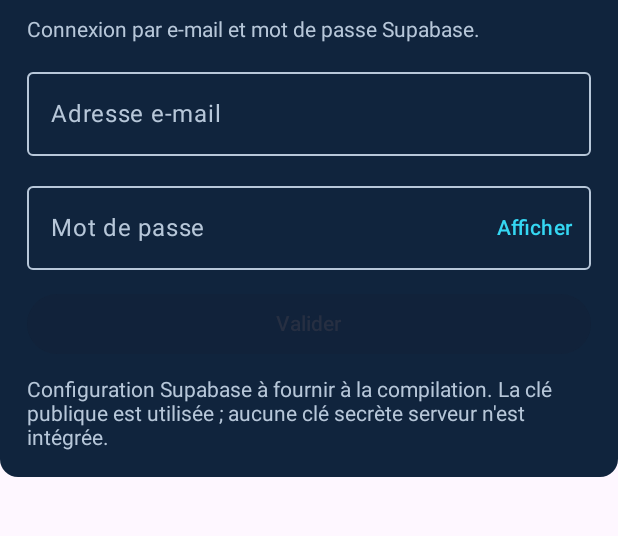
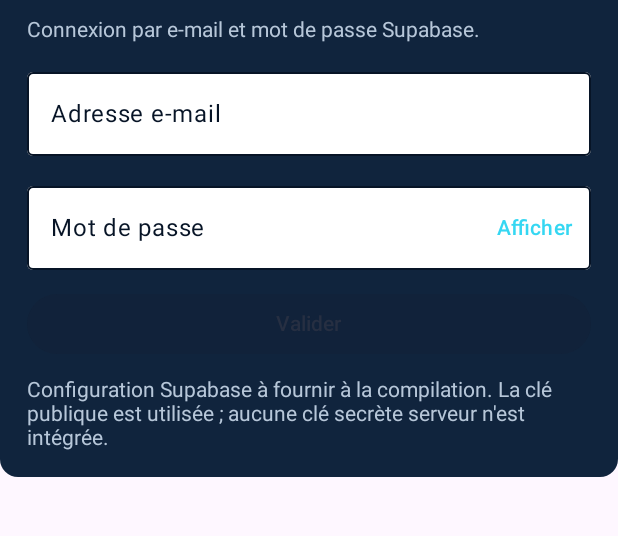
Before and after one commit to 1826Sow/Sowia, an Android app built with Jetpack Compose: the composable AccountPanel shown on its own in the app's theme, on a phone screen of 412 x 824 dp, the part 51-587 px from its top. Run offline under Robolectric (Android 15) with nearby library versions, the phone set to English and light mode, and no system bars.

Commit message:
Improve login email and password field contrast

```diff
--- a/android/app/src/main/java/com/sowkeys/sowia/MainActivity.kt
+++ b/android/app/src/main/java/com/sowkeys/sowia/MainActivity.kt
@@ -272,14 +272,16 @@ private fun AccountPanel() {
                     label = { Text("Adresse e-mail") },
                     singleLine = true,
                     keyboardOptions = KeyboardOptions(keyboardType = KeyboardType.Email),
-                    textStyle = MaterialTheme.typography.bodyLarge.copy(color = Color.White),
+                    textStyle = MaterialTheme.typography.bodyLarge.copy(color = Navy),
                     colors = OutlinedTextFieldDefaults.colors(
-                        focusedTextColor = Color.White,
-                        unfocusedTextColor = Color.White,
-                        focusedLabelColor = Cyan,
-                        unfocusedLabelColor = Muted,
+                        focusedTextColor = Navy,
+                        unfocusedTextColor = Navy,
+                        focusedContainerColor = Color.White,
+                        unfocusedContainerColor = Color.White,
+                        focusedLabelColor = Navy,
+                        unfocusedLabelColor = Navy,
                         focusedBorderColor = Cyan,
-                        unfocusedBorderColor = Muted,
+                        unfocusedBorderColor = Navy,
                         cursorColor = Cyan,
                     ),
                 )
@@ -295,14 +297,16 @@ private fun AccountPanel() {
                             Text(if (passwordVisible) "Masquer" else "Afficher", color = Cyan)
                         }
                     },
-                    textStyle = MaterialTheme.typography.bodyLarge.copy(color = Color.White),
+                    textStyle = MaterialTheme.typography.bodyLarge.copy(color = Navy),
                     colors = OutlinedTextFieldDefaults.colors(
-                        focusedTextColor = Color.White,
-                        unfocusedTextColor = Color.White,
-                        focusedLabelColor = Cyan,
-                        unfocusedLabelColor = Muted,
+                        focusedTextColor = Navy,
+                        unfocusedTextColor = Navy,
+                        focusedContainerColor = Color.White,
+                        unfocusedContainerColor = Color.White,
+                        focusedLabelColor = Navy,
+                        unfocusedLabelColor = Navy,
                         focusedBorderColor = Cyan,
-                        unfocusedBorderColor = Muted,
+                        unfocusedBorderColor = Navy,
                         cursorColor = Cyan,
                     ),
                 )
```
